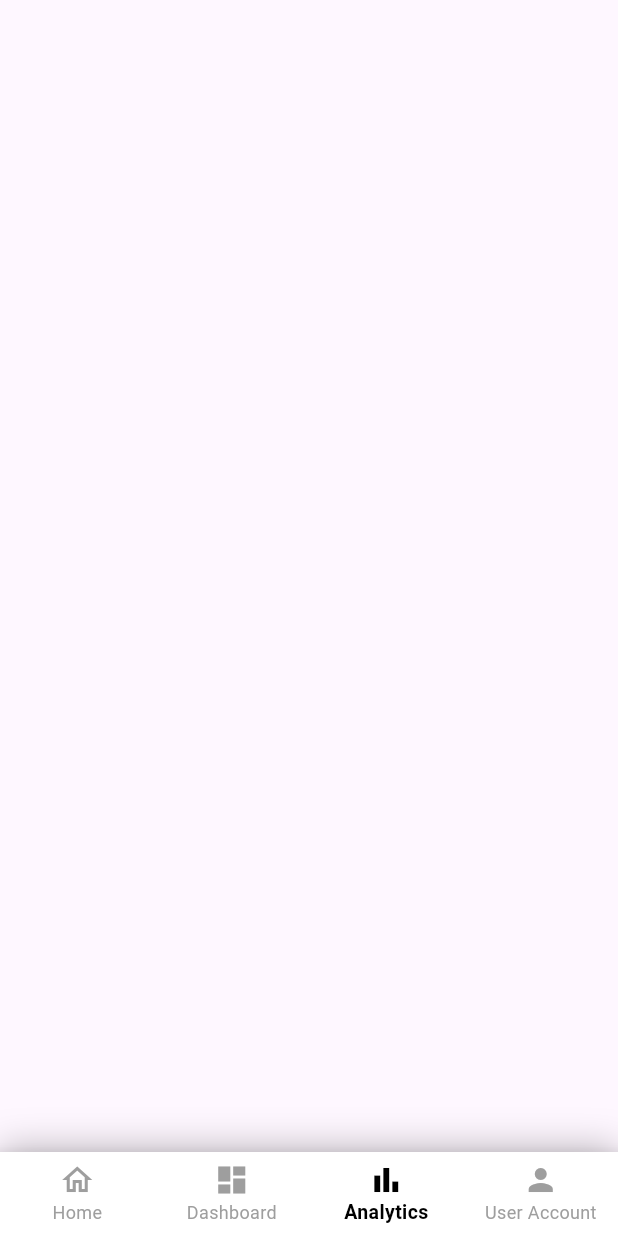
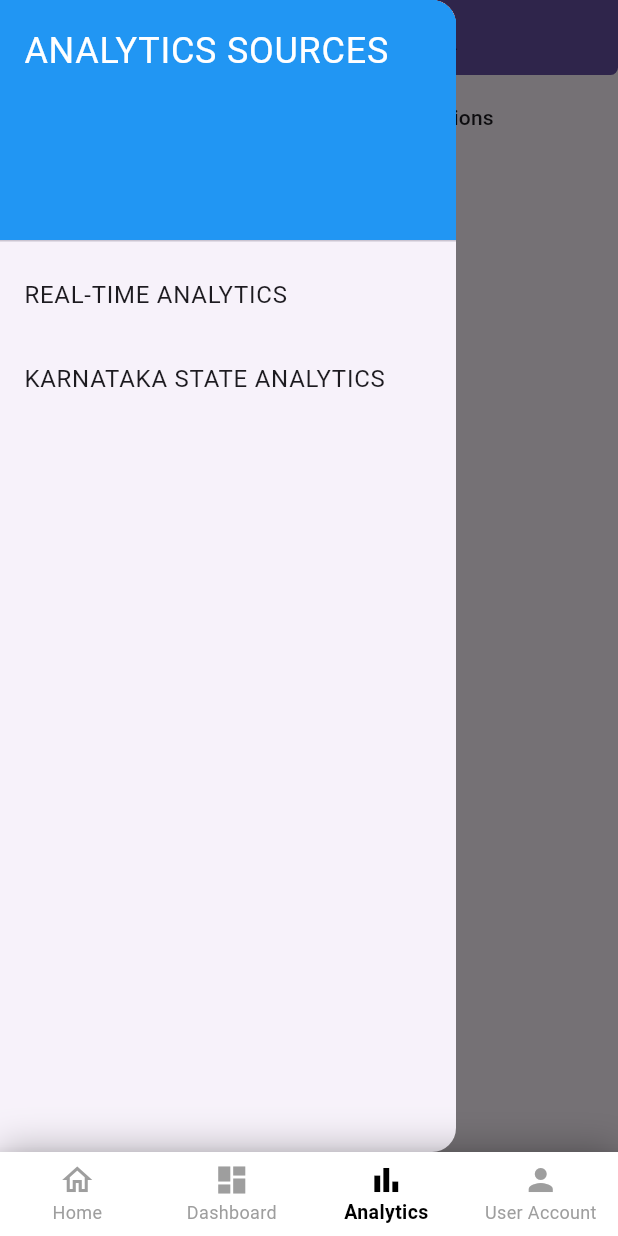
Before and after one commit to Antonyvicky/cockpitintelligence, a Flutter app: the UserHomepage screen opened directly, item 3 of the bottom bar chosen, with the side drawer open (before the commit the screen has no drawer), on a phone screen of 412 x 824 dp. Run offline on Flutter 3.47's test engine with Material 3 defaults, Android fonts, the phone set to English and light mode, and no system bars; our stand-ins replace cloud_firestore, firebase_auth, firebase_core, firebase_database, pie_chart, responsive_sizer; missing offline and left inert: telephony; accounts and stored records are empty.

Commit message:
commit by madhan

```diff
--- a/lib/main_1.dart
+++ b/lib/main_1.dart
@@ -1,17 +1,128 @@
-// ignore_for_file: camel_case_types
+import 'package:cockpitintelligence/real-time/list.dart';
+import 'package:cockpitintelligence/static/list_1.dart';
+import 'package:flutter/material.dart';
+import 'package:firebase_database/firebase_database.dart';
 
-import 'package:flutter/material.dart';
+void main() {
+  runApp(const MyApp_5());
+}
 
-class MyApp5 extends StatefulWidget {
-  const MyApp5({super.key});
+class MyApp_5 extends StatelessWidget {
+  const MyApp_5({Key? key}) : super(key: key);
 
   @override
-  State<MyApp5> createState() => _MyApp5State();
+  Widget build(BuildContext context) {
+    return const MaterialApp(
+      debugShowCheckedModeBanner: false,
+      home: DataTableDemo(),
+    );
+  }
 }
 
-class _MyApp5State extends State<MyApp5> {
+class DataTableDemo extends StatefulWidget {
+  const DataTableDemo({Key? key}) : super(key: key);
+
+  @override
+  _DataTableDemoState createState() => _DataTableDemoState();
+}
+
+class _DataTableDemoState extends State<DataTableDemo> {
+  final DatabaseReference _database = FirebaseDatabase.instance.reference();
+  Map<String, dynamic>? _data = {};
+
+  @override
+  void initState() {
+    super.initState();
+    _database.child('values').onValue.listen((event) {
+      DataSnapshot snapshot = event.snapshot;
+      if (snapshot.value != null) {
+        setState(() {
+          _data = Map<String, dynamic>.from(
+              snapshot.value as Map<dynamic, dynamic>);
+        });
+      }
+    });
+  }
+
   @override
   Widget build(BuildContext context) {
-    return const Scaffold();
+    return Scaffold(
+      appBar: PreferredSize(
+        preferredSize: const Size.fromHeight(50),
+        child: ClipRRect(
+          borderRadius:
+              const BorderRadius.vertical(bottom: Radius.circular(05)),
+          child: Container(
+            width: double.infinity,
+            color: Theme.of(context).primaryColor,
+            child: AppBar(
+              title: const Text(
+                'REAL-TIME DATA',
+                style: TextStyle(
+                  color: Colors.black,
+                  fontSize: 25.0,
+                  fontWeight: FontWeight.bold,
+                ),
+              ),
+              centerTitle: true,
+              backgroundColor: Colors.transparent,
+              elevation: 10,
+            ),
+          ),
+        ),
+      ),
+      drawer: Drawer(
+        child: ListView(
+          padding: EdgeInsets.zero,
+          children: <Widget>[
+            const DrawerHeader(
+              decoration: BoxDecoration(
+                color: Colors.blue,
+              ),
+              child: Text(
+                'ANALYTICS SOURCES',
+                style: TextStyle(
+                  color: Colors.white,
+                  fontSize: 24,
+                ),
+              ),
+            ),
+            ListTile(
+              title: const Text('REAL-TIME ANALYTICS'),
+              onTap: () {
+                Navigator.push(
+                  context,
+                  MaterialPageRoute(builder: (context) => const MyHomePage()),
+                );
+              },
+            ),
+            ListTile(
+              title: const Text('KARNATAKA STATE ANALYTICS'),
+              onTap: () {
+                Navigator.push(
+                  context,
+                  MaterialPageRoute(builder: (context) => const MyHomePage_1()),
+                );
+              },
+            ),
+          ],
+        ),
+      ),
+      body: SingleChildScrollView(
+        scrollDirection: Axis.horizontal,
+        child: DataTable(
+          columns: const [
+            DataColumn(label: Text('Accident causing parameter')),
+            DataColumn(label: Text('Indications')),
+          ],
+          rows: _data!.entries.map((entry) {
+            return DataRow(cells: [
+              DataCell(Text(entry.key)),
+              DataCell(Text(entry.value.toString())),
+            ]);
+          }).toList(),
+        ),
+      ),
+    );
   }
 }
--- /dev/null
+++ b/lib/real-time/Brakesystem.dart
@@ -0,0 +1,15 @@
+import 'package:flutter/material.dart';
+
+class BrakeSystemPage extends StatefulWidget {
+  const BrakeSystemPage({super.key});
+
+  @override
+  State<BrakeSystemPage> createState() => _BrakeSystemPageState();
+}
+
+class _BrakeSystemPageState extends State<BrakeSystemPage> {
+  @override
+  Widget build(BuildContext context) {
+    return const Scaffold();
+  }
+}
--- /dev/null
+++ b/lib/real-time/acceleration.dart
@@ -0,0 +1,15 @@
+import 'package:flutter/material.dart';
+
+class accSystemPage extends StatefulWidget {
+  const accSystemPage({super.key});
+
+  @override
+  State<accSystemPage> createState() => _accSystemPageState();
+}
+
+class _accSystemPageState extends State<accSystemPage> {
+  @override
+  Widget build(BuildContext context) {
+    return const Scaffold();
+  }
+}
--- /dev/null
+++ b/lib/real-time/alcoholtest.dart
@@ -0,0 +1,15 @@
+import 'package:flutter/material.dart';
+
+class alcoholtest extends StatefulWidget {
+  const alcoholtest({super.key});
+
+  @override
+  State<alcoholtest> createState() => _alocoholState();
+}
+
+class _alocoholState extends State<alcoholtest> {
+  @override
+  Widget build(BuildContext context) {
+    return const Scaffold();
+  }
+}
--- /dev/null
+++ b/lib/real-time/eyepage.dart
@@ -0,0 +1,15 @@
+import 'package:flutter/material.dart';
+
+class eyepage extends StatefulWidget {
+  const eyepage({super.key});
+
+  @override
+  State<eyepage> createState() => _eyepageState();
+}
+
+class _eyepageState extends State<eyepage> {
+  @override
+  Widget build(BuildContext context) {
+    return const Scaffold();
+  }
+}
--- /dev/null
+++ b/lib/real-time/indicators.dart
@@ -0,0 +1,15 @@
+import 'package:flutter/material.dart';
+
+class indicators extends StatefulWidget {
+  const indicators({super.key});
+
+  @override
+  State<indicators> createState() => _indicatorsState();
+}
+
+class _indicatorsState extends State<indicators> {
+  @override
+  Widget build(BuildContext context) {
+    return const Scaffold();
+  }
+}
--- /dev/null
+++ b/lib/real-time/safety.dart
@@ -0,0 +1,15 @@
+import 'package:flutter/material.dart';
+
+class Safety extends StatefulWidget {
+  const Safety({super.key});
+
+  @override
+  State<Safety> createState() => _SafetyState();
+}
+
+class _SafetyState extends State<Safety> {
+  @override
+  Widget build(BuildContext context) {
+    return const Scaffold();
+  }
+}
--- a/lib/userhomepage.dart
+++ b/lib/userhomepage.dart
@@ -31,7 +31,7 @@
   final List<Widget> _pages = [
     const MyWidget(),
     const Navigate(),
-    const MyApp5(),
+    const MyApp_5(),
     const HomePage(),
   ];
 
--- a/pubspec.yaml
+++ b/pubspec.yaml
@@ -44,6 +44,8 @@
   pinput: ^4.0.0
   telephony: ^0.2.0
   cloud_firestore: ^4.15.9
+  firebase_analytics: ^10.8.10
+  csv: ^6.0.0
 
 dev_dependencies:
   flutter_test:
```
Also changed, not shown: lib/demo.dart (+32 -0 lines), lib/real-time/list.dart (added, +182 -0 lines), lib/static/list_1.dart (added, +117 -0 lines), pubspec.lock, 1 other file.
